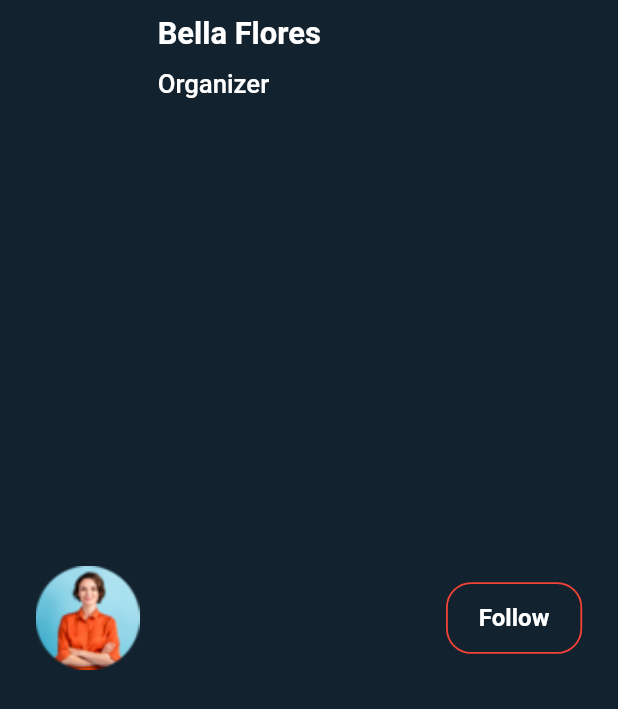
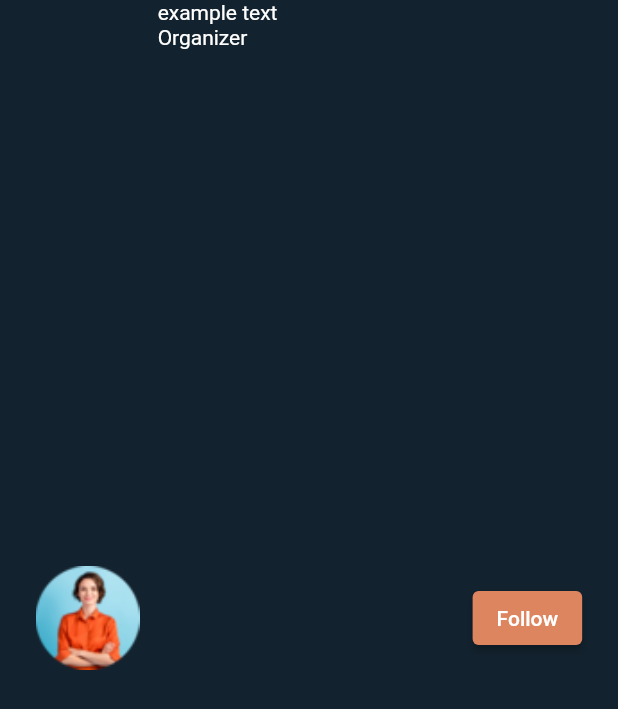
Before and after one commit to Qaiser926/main, a Flutter app: what getFollowWidget() shows on an empty page, opened directly, on a phone screen of 412 x 824 dp. Shown: the top 709 px of the screen. Run offline on Flutter 3.47's test engine with Material 2 defaults, Android fonts, the phone set to English and light mode, and no system bars; our stand-ins replace carousel_slider, flutter_map, flutter_screenutil, freezed_annotation, geolocator, get and 7 more; missing offline and left inert: add_2_calendar, amplify_api, amplify_auth_cognito, amplify_flutter, instant, maps_launcher; generated files the repository leaves out were written again.

Commit message:
deleted unnessary ui widgets

```diff
--- a/lib/core/detailed/exclusive_widgets/other.dart
+++ b/lib/core/detailed/exclusive_widgets/other.dart
@@ -4,25 +4,6 @@ import 'package:flutter_screenutil/flutter_screenutil.dart';
 
 import '../../../constants/asset_constants.dart';
 import '../../../utils/ui/ui_utils.dart';
-import '../../../widgets/button.dart';
-
-Widget buildButtonWidget(BuildContext context) {
-  // can be transformed to rating or similar
-  return Padding(
-    padding: EdgeInsets.symmetric(horizontal: 20.h),
-    child: getButton(
-        context: context,
-        bgColor: Colors.red,
-        text: "Buy Ticket",
-        function: () {
-          throw Exception();
-          // Get.toNamed(Routes.detailedEventRoute);
-        },
-        fontsize: 18.sp,
-        buttonHeight: 60.h,
-        borderRadius: BorderRadius.circular(22.h)),
-  );
-}
 
 Widget getFollowWidget(BuildContext context) {
   return Padding(
@@ -37,33 +18,28 @@ Widget getFollowWidget(BuildContext context) {
             Column(
               crossAxisAlignment: CrossAxisAlignment.start,
               children: [
-                getCustomFont(
-                    text: "Bella Flores",
-                    fontSize: 18.sp,
-                    fontWeight: FontWeight.w600,
-                    txtHeight: 1.5.h),
+                // TODO
+                Text("example text"),
                 getVerSpace(1.h),
-                getCustomFont(
-                    text: "Organizer",
-                    fontSize: 15.sp,
-                    fontWeight: FontWeight.w500,
-                    txtHeight: 1.46.h)
+                Text("Organizer")
               ],
             )
           ],
         ),
-        getButton(
-            context: context,
-            text: AppLocalizations.of(context)!.follow,
-            function: () {},
-            fontsize: 14.sp,
-            buttonHeight: 40.h,
-            buttonWidth: 76.h,
-            isBorder: true,
-
-            borderColor: Colors.red,
-            borderWidth: 1.h,
-            borderRadius: BorderRadius.circular(14.h))
+        ElevatedButton(
+            onPressed: () {}, child: Text(AppLocalizations.of(context)!.follow))
+        // getButton(
+        //     context: context,
+        //     text: AppLocalizations.of(context)!.follow,
+        //     function: () {},
+        //     fontsize: 14.sp,
+        //     buttonHeight: 40.h,
+        //     buttonWidth: 76.h,
+        //     isBorder: true,
+        //
+        //     borderColor: Colors.red,
+        //     borderWidth: 1.h,
+        //     borderRadius: BorderRadius.circular(14.h))
       ],
     ),
   );
--- a/lib/core/profile/profile.dart
+++ b/lib/core/profile/profile.dart
@@ -104,7 +104,7 @@ Container buildProfileSection() {
                             blurRadius: 27)
                       ]),
                   padding: EdgeInsets.all(5.h),
-              child: getSvgImage("edit.svg", width: 20.h, height: 20.h),
+                  child: getAssetImage("edit.svg", width: 20.h, height: 20.h),
             ))
           ],
         ),
--- a/lib/core/profile/settings.dart
+++ b/lib/core/profile/settings.dart
@@ -127,14 +127,14 @@ Widget settingContainer(Function function, String title, String image) {
                 decoration:
                     BoxDecoration(borderRadius: BorderRadius.circular(22.h)),
                 padding: EdgeInsets.all(15.h),
-                child: getSvgImage(image, width: 24.h, height: 24.h),
+                child: getAssetImage(image, width: 24.h, height: 24.h),
               ),
               getHorSpace(16.h),
               Text(title),
             ],
           ),
           // TODO
-          getSvgImage("arrow_right.svg", height: 24.h, width: 24.h)
+          getAssetImage("arrow_right.svg", height: 24.h, width: 24.h)
         ],
       ),
     ),
--- a/lib/utils/ui/ui_utils.dart
+++ b/lib/utils/ui/ui_utils.dart
@@ -1,7 +1,6 @@
 import 'package:flutter/material.dart';
 import 'package:flutter/widgets.dart';
 import 'package:flutter_screenutil/flutter_screenutil.dart';
-import 'package:flutter_svg/svg.dart';
 import 'package:readmore/readmore.dart';
 
 import '../../constants/asset_constants.dart';
@@ -35,8 +34,8 @@ AppBar getToolBar(Function function, {Widget? title, bool leading = true}) {
                   function();
                 },
                 child:
-                // TODO
-                    getSvgImage("arrow_back.svg", height: 24.h, width: 24.h)),
+                    // TODO
+                    getAssetImage("arrow_back.svg", height: 24.h, width: 24.h)),
           )
         : null,
   );
@@ -83,55 +82,3 @@ Widget getMultilineCustomFontRestricted({
     moreStyle: textTheme,
   );
 }
-
-Widget getCustomFont(
-    {required String text,
-    required double fontSize,
-    int maxLine = 1,
-    Color color = Colors.white,
-    TextOverflow overflow = TextOverflow.ellipsis,
-    TextDecoration decoration = TextDecoration.none,
-    FontWeight fontWeight = FontWeight.normal,
-    TextAlign textAlign = TextAlign.start,
-    txtHeight}) {
-  return Text(
-    text,
-    overflow: overflow,
-    style: TextStyle(
-        decoration: decoration,
-        fontSize: fontSize,
-        fontStyle: FontStyle.normal,
-        height: txtHeight,
-        fontWeight: fontWeight),
-    maxLines: maxLine,
-    softWrap: true,
-    textAlign: textAlign,
-  );
-}
-
-Widget getSvgImage(String image,
-    {double? width,
-    double? height,
-    Color? color,
-    BoxFit boxFit = BoxFit.contain}) {
-  return SvgPicture.asset(
-    AssetConstants.imagePath + image,
-    color: color,
-    width: width,
-    height: height,
-    fit: boxFit,
-  );
-}
-
-BoxDecoration getButtonDecoration(Color? bgColor,
-    {BorderRadius? borderRadius,
-    Border? border,
-    List<BoxShadow> shadow = const [],
-    DecorationImage? image}) {
-  return BoxDecoration(
-      color: bgColor,
-      borderRadius: borderRadius,
-      border: border,
-      boxShadow: shadow,
-      image: image);
-}
--- a/lib/widgets/button.dart
+++ /dev/null
@@ -1,58 +0,0 @@
-import 'package:flutter/material.dart';
-import 'package:flutter_screenutil/flutter_screenutil.dart';
-
-import '../utils/ui/ui_utils.dart';
-
-Widget getButton(
-    {required BuildContext context,
-    Color? bgColor,
-    required String text,
-    required Function function,
-    required double fontsize,
-    bool isBorder = false,
-    EdgeInsetsGeometry? insetsGeometry,
-    borderColor = Colors.transparent,
-    FontWeight weight = FontWeight.bold,
-    bool isIcon = false,
-    String? image,
-    double? buttonHeight,
-    double? buttonWidth,
-    List<BoxShadow> boxShadow = const [],
-    EdgeInsetsGeometry? insetsGeometrypadding,
-    BorderRadius? borderRadius,
-    double? borderWidth}) {
-  return InkWell(
-    onTap: () {
-      print("12");
-      function();
-    },
-    child: Container(
-      margin: insetsGeometry,
-      padding: insetsGeometrypadding,
-      width: buttonWidth,
-      height: buttonHeight,
-      decoration: getButtonDecoration(
-        bgColor,
-        borderRadius: borderRadius,
-        shadow: boxShadow,
-        border: (isBorder)
-            ? Border.all(color: borderColor, width: borderWidth!)
-            : null,
-      ),
-      child: Row(
-        mainAxisSize: MainAxisSize.max,
-        mainAxisAlignment: MainAxisAlignment.center,
-        crossAxisAlignment: CrossAxisAlignment.center,
-        children: [
-          (isIcon) ? getSvgImage(image!) : getHorSpace(0),
-          (isIcon) ? getHorSpace(12.h) : getHorSpace(0),
-          getCustomFont(
-              text: text,
-              fontSize: fontsize,
-              textAlign: TextAlign.center,
-              fontWeight: weight)
-        ],
-      ),
-    ),
-  );
-}
```
Also changed, not shown: lib/widgets/filter_related/sort_filter.dart (+1 -7 lines), lib/widgets/filter_related/time_filter.dart (+1 -6 lines), lib/widgets/filter_related/type_filter.dart (+1 -7 lines). Lines whose indentation alone changed are shown as unchanged.
